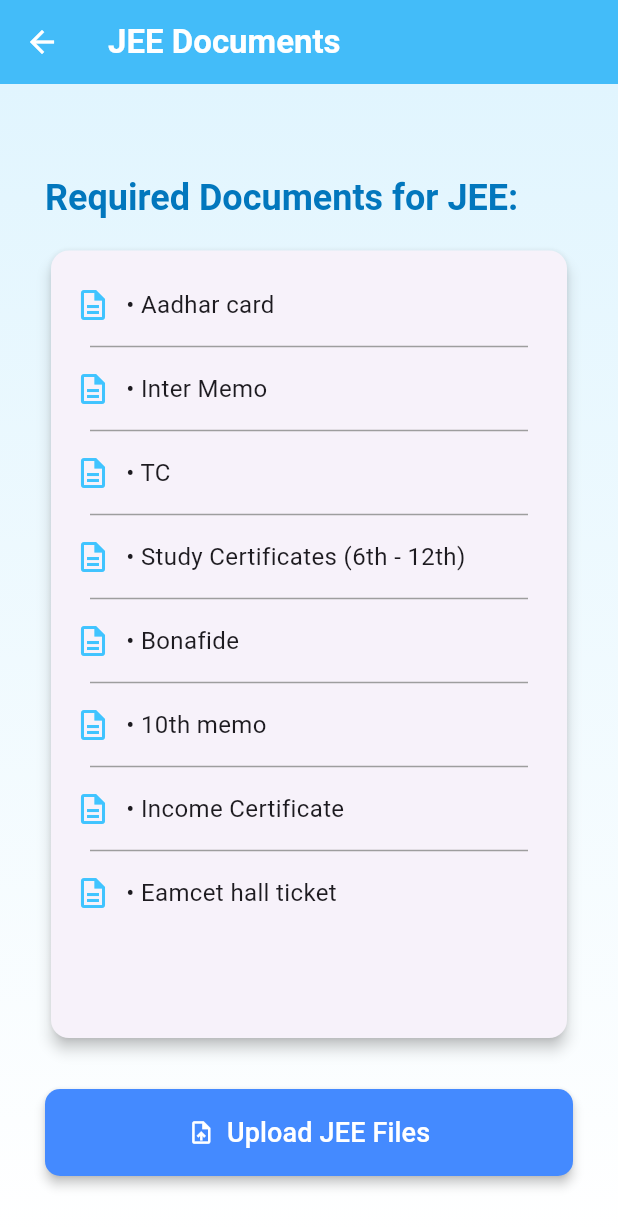
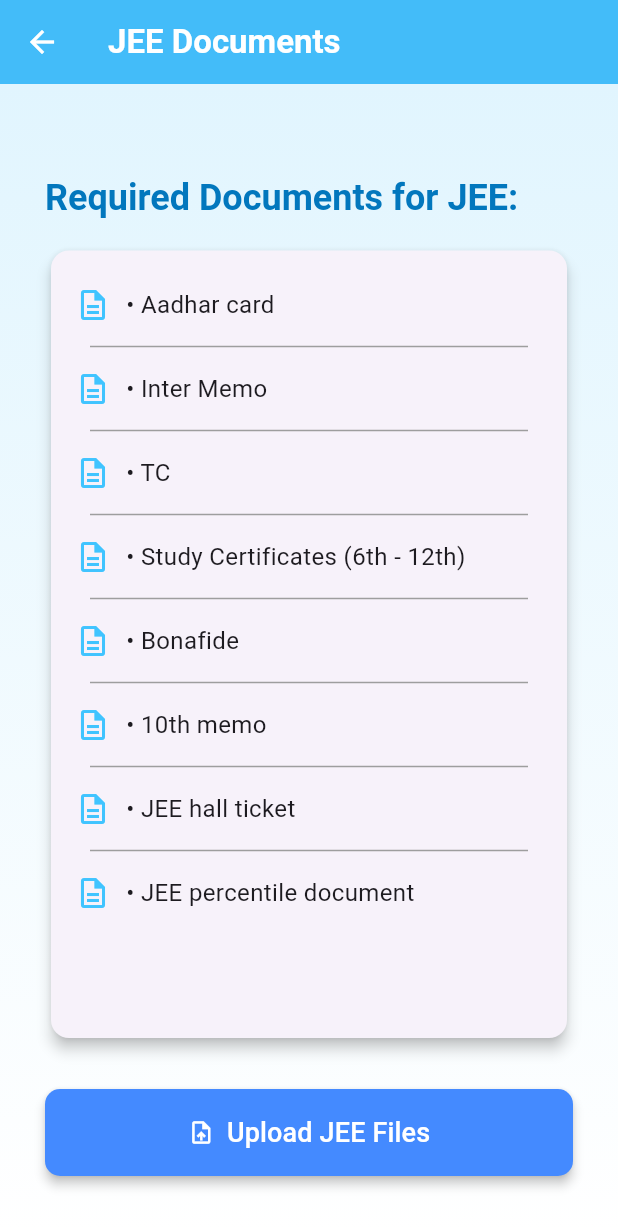
Before and after one commit to Shashank-Shourie/PS21, a Flutter app: the JeePage screen opened directly, on a phone screen of 412 x 824 dp. Shown: the top 1228 px of the screen. Run offline on Flutter 3.47's test engine with Material 3 defaults, Android fonts, the phone set to English and light mode, and no system bars; our stand-ins replace device_info_plus, file_picker, flutter_dotenv.

Commit message:
Verification but faield

```diff
--- a/frontend/lib/pages/Userpages/jee_page.dart
+++ b/frontend/lib/pages/Userpages/jee_page.dart
@@ -1,11 +1,30 @@
 import 'package:flutter/material.dart';
-import 'upload_pdf_page.dart'; // Import the Upload Files page
+import 'upload_pdf_page.dart';
+import 'upload_pages/aadhar_page.dart';
+import 'upload_pages/bonafide_page.dart';
+import 'upload_pages/inter_memo_page.dart';
+import 'upload_pages/jee_hall_ticket_page.dart';
+import 'upload_pages/jee_percentile_page.dart';
+import 'upload_pages/study_certificates_page.dart';
+import 'upload_pages/tc_page.dart';
+import 'upload_pages/tenth_memo_page.dart';
 
 class JeePage extends StatelessWidget {
   const JeePage({super.key});
 
   @override
   Widget build(BuildContext context) {
+    final List<Map<String, dynamic>> jeeDocuments = [
+      {"title": "Aadhar card", "page": const AadharPage()},
+      {"title": "Inter Memo", "page": const InterMemoPage()},
+      {"title": "TC", "page": const TCPage()},
+      {"title": "Study Certificates (6th - 12th)", "page": const StudyCertificatesPage()},
+      {"title": "Bonafide", "page": const BonafidePage()},
+      {"title": "10th memo", "page": const TenthMemoPage()},
+      {"title": "JEE hall ticket", "page": const JeeHallTicketPage()},
+      {"title": "JEE percentile document", "page": const JeePercentilePage()},
+    ];
+
     return Scaffold(
       appBar: AppBar(
         title: const Text(
@@ -46,25 +65,22 @@ class JeePage extends StatelessWidget {
                 child: Padding(
                   padding: const EdgeInsets.all(16.0),
                   child: ListView.separated(
-                    itemCount:
-                        const [
-                          "Aadhar card",
-                          "Inter Memo",
-                          "TC",
-                          "Study Certificates (6th - 12th)",
-                          "Bonafide",
-                          "10th memo",
-                          "JEE hall ticket",
-                          "JEE percentile document",
-                        ].length,
-                    separatorBuilder:
-                        (context, index) => const Divider(
+                    itemCount: jeeDocuments.length,
+                    separatorBuilder: (context, index) => const Divider(
                       color: Colors.grey,
                       indent: 10,
                       endIndent: 10,
                     ),
                     itemBuilder: (context, index) {
-                      return Padding(
+                      final doc = jeeDocuments[index];
+                      return InkWell(
+                        onTap: () {
+                          Navigator.push(
+                            context,
+                            MaterialPageRoute(builder: (context) => doc["page"]),
+                          );
+                        },
+                        child: Padding(
                           padding: const EdgeInsets.symmetric(vertical: 8.0),
                           child: Row(
                             children: [
@@ -75,11 +91,12 @@ class JeePage extends StatelessWidget {
                               const SizedBox(width: 10),
                               Expanded(
                                 child: Text(
-                                "• ${const ["Aadhar card", "Inter Memo", "TC", "Study Certificates (6th - 12th)", "Bonafide", "10th memo", "Income Certificate", "Eamcet hall ticket", "Eamcet Rank document"][index]}",
+                                  "• ${doc["title"]}",
                                   style: const TextStyle(fontSize: 16),
                                 ),
                               ),
                             ],
+                          ),
                         ),
                       );
                     },
--- a/frontend/pubspec.yaml
+++ b/frontend/pubspec.yaml
@@ -57,7 +57,6 @@ dev_dependencies:
 # The following section is specific to Flutter packages.
 flutter:
   assets:
-    - assets/.env
 
   # The following line ensures that the Material Icons font is
   # included with your application, so that you can use the icons in
```
Also changed, not shown: frontend/lib/pages/Userpages/upload_pages/aadhar_page.dart (added, +19 -0 lines), frontend/lib/pages/Userpages/upload_pages/bonafide_page.dart (added, +19 -0 lines), frontend/lib/pages/Userpages/upload_pages/inter_memo_page.dart (added, +19 -0 lines), frontend/lib/pages/Userpages/upload_pages/jee_hall_ticket_page.dart (added, +19 -0 lines), frontend/lib/pages/Userpages/upload_pages/jee_percentile_page.dart (added, +19 -0 lines), frontend/lib/pages/Userpages/upload_pages/study_certificates_page.dart (added, +19 -0 lines), frontend/lib/pages/Userpages/upload_pages/tc_page.dart (added, +19 -0 lines), frontend/lib/pages/Userpages/upload_pages/tenth_memo_page.dart (added, +19 -0 lines). Lines whose indentation alone changed are shown as unchanged.
